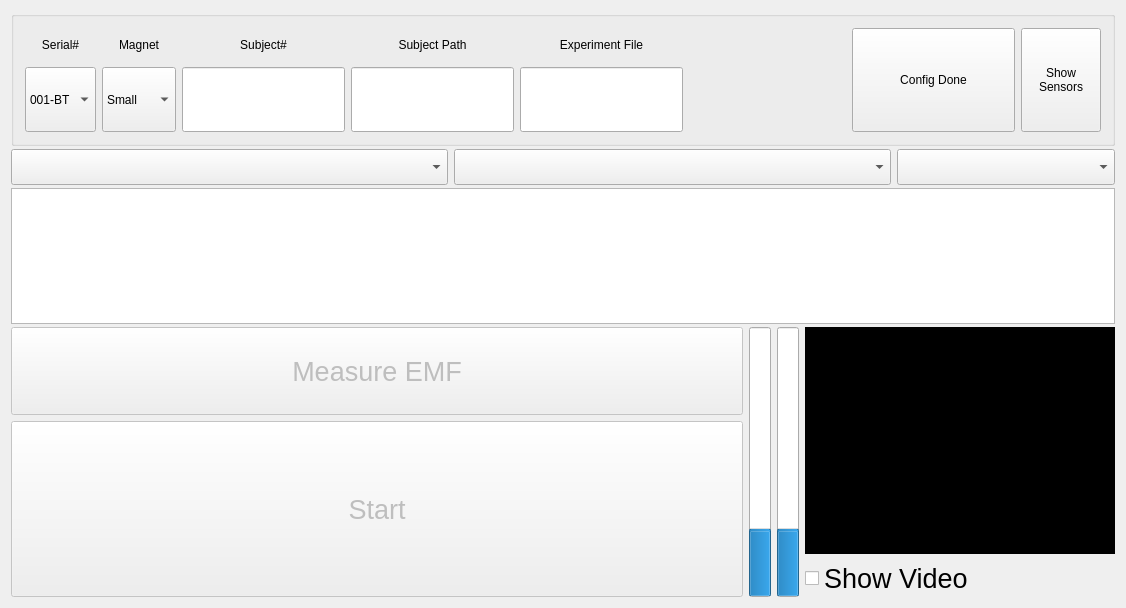
Above: tts_gui_experiment/TTS_GUI.ui from Sebnor-Doc/Collect_Data before the change. Below: the same form after it.
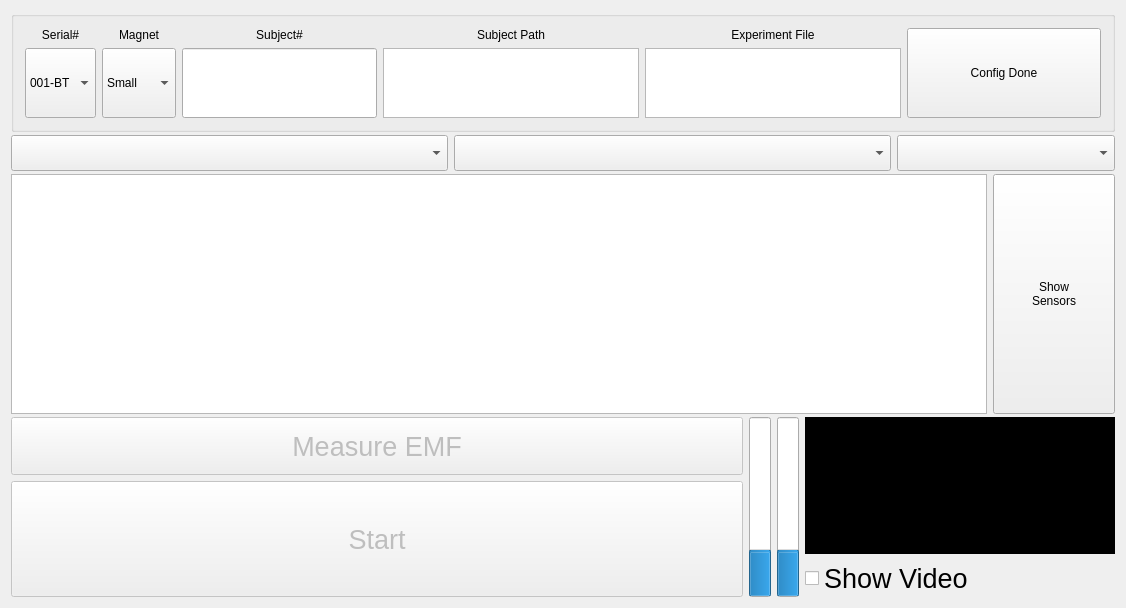
That is the form after the change.

Commit message: Changed Exp and Sub Path objects to QPlainText to support multi-line

Diff of the .ui file:
```diff
--- a/tts_gui_experiment/TTS_GUI.ui
+++ b/tts_gui_experiment/TTS_GUI.ui
@@ -14,7 +14,7 @@
    <string>Tongue Tracking System v1.0</string>
   </property>
   <widget class="QWidget" name="centralWidget">
-   <layout class="QVBoxLayout" name="verticalLayout" stretch="1,0,1,2">
+   <layout class="QVBoxLayout" name="verticalLayout" stretch="1,0,4,3">
     <property name="spacing">
      <number>3</number>
     </property>
@@ -31,7 +31,7 @@
       </property>
       <layout class="QHBoxLayout" name="horizontalLayout">
        <item>
-        <layout class="QVBoxLayout" name="serialNumLayout" stretch="1,2">
+        <layout class="QVBoxLayout" name="serialNumLayout" stretch="1,5">
          <item>
           <widget class="QLabel" name="serialNumLabel">
            <property name="text">
@@ -103,7 +103,7 @@
         </layout>
        </item>
        <item>
-        <layout class="QVBoxLayout" name="magnet_Layout" stretch="1,2">
+        <layout class="QVBoxLayout" name="magnet_Layout" stretch="1,5">
          <item>
           <widget class="QLabel" name="magnetLabel">
            <property name="text">
@@ -145,7 +145,7 @@
         </layout>
        </item>
        <item>
-        <layout class="QVBoxLayout" name="subjectLayout" stretch="1,2">
+        <layout class="QVBoxLayout" name="subjectNumLayout" stretch="1,5">
          <item>
           <widget class="QLabel" name="subNbLabel">
            <property name="text">
@@ -178,6 +178,9 @@
         <layout class="QVBoxLayout" name="subject_Layout" stretch="1,2">
          <item>
           <widget class="QLabel" name="subPathLabel">
+           <property name="frameShape">
+            <enum>QFrame::NoFrame</enum>
+           </property>
            <property name="text">
             <string>Subject Path</string>
            </property>
@@ -190,19 +193,16 @@
           </widget>
          </item>
          <item>
-          <widget class="QLineEdit" name="subPathEdit">
-           <property name="sizePolicy">
-            <sizepolicy hsizetype="Expanding" vsizetype="Preferred">
-             <horstretch>0</horstretch>
-             <verstretch>0</verstretch>
-            </sizepolicy>
+          <widget class="QPlainTextEdit" name="subPathEdit">
+           <property name="horizontalScrollBarPolicy">
+            <enum>Qt::ScrollBarAlwaysOff</enum>
            </property>
           </widget>
          </item>
         </layout>
        </item>
        <item>
-        <layout class="QVBoxLayout" name="experiment_Layout" stretch="1,2">
+        <layout class="QVBoxLayout" name="experiment_Layout" stretch="2,0">
          <item>
           <widget class="QLabel" name="expFileLabel">
            <property name="text">
@@ -217,30 +217,10 @@
           </widget>
          </item>
          <item>
-          <widget class="QLineEdit" name="expFileEdit">
-           <property name="sizePolicy">
-            <sizepolicy hsizetype="Expanding" vsizetype="Preferred">
-             <horstretch>0</horstretch>
-             <verstretch>0</verstretch>
-            </sizepolicy>
-           </property>
-          </widget>
+          <widget class="QPlainTextEdit" name="expFileEdit"/>
          </item>
         </layout>
        </item>
-       <item>
-        <spacer name="horizontalSpacer_3">
-         <property name="orientation">
-          <enum>Qt::Horizontal</enum>
-         </property>
-         <property name="sizeHint" stdset="0">
-          <size>
-           <width>40</width>
-           <height>20</height>
-          </size>
-         </property>
-        </spacer>
-       </item>
        <item>
         <widget class="QPushButton" name="configButton">
          <property name="sizePolicy">
@@ -254,29 +234,6 @@
          </property>
         </widget>
        </item>
-       <item>
-        <widget class="QPushButton" name="showMagButton">
-         <property name="sizePolicy">
-          <sizepolicy hsizetype="Minimum" vsizetype="Expanding">
-           <horstretch>0</horstretch>
-           <verstretch>0</verstretch>
-          </sizepolicy>
-         </property>
-         <property name="text">
-          <string>Show
-Sensors</string>
-         </property>
-         <property name="iconSize">
-          <size>
-           <width>16</width>
-           <height>16</height>
-          </size>
-         </property>
-         <property name="checkable">
-          <bool>true</bool>
-         </property>
-        </widget>
-       </item>
       </layout>
      </widget>
     </item>
@@ -318,15 +275,45 @@
      </layout>
     </item>
     <item>
-     <widget class="QTextBrowser" name="utteranceBrowser">
-      <property name="html">
-       <string>&lt;!DOCTYPE HTML PUBLIC &quot;-//W3C//DTD HTML 4.0//EN&quot; &quot;http://www.w3.org/TR/REC-html40/strict.dtd&quot;&gt;
+     <layout class="QHBoxLayout" name="utteranceLay" stretch="8,1">
+      <property name="spacing">
+       <number>6</number>
+      </property>
+      <item>
+       <widget class="QTextBrowser" name="utteranceBrowser">
+        <property name="html">
+         <string>&lt;!DOCTYPE HTML PUBLIC &quot;-//W3C//DTD HTML 4.0//EN&quot; &quot;http://www.w3.org/TR/REC-html40/strict.dtd&quot;&gt;
 &lt;html&gt;&lt;head&gt;&lt;meta name=&quot;qrichtext&quot; content=&quot;1&quot; /&gt;&lt;style type=&quot;text/css&quot;&gt;
 p, li { white-space: pre-wrap; }
 &lt;/style&gt;&lt;/head&gt;&lt;body style=&quot; font-family:'MS Shell Dlg 2'; font-size:8.25pt; font-weight:400; font-style:normal;&quot;&gt;
 &lt;p style=&quot;-qt-paragraph-type:empty; margin-top:0px; margin-bottom:0px; margin-left:0px; margin-right:0px; -qt-block-indent:0; text-indent:0px;&quot;&gt;&lt;br /&gt;&lt;/p&gt;&lt;/body&gt;&lt;/html&gt;</string>
-      </property>
-     </widget>
+        </property>
+       </widget>
+      </item>
+      <item>
+       <widget class="QPushButton" name="showMagButton">
+        <property name="sizePolicy">
+         <sizepolicy hsizetype="Minimum" vsizetype="Expanding">
+          <horstretch>0</horstretch>
+          <verstretch>0</verstretch>
+         </sizepolicy>
+        </property>
+        <property name="text">
+         <string>Show
+Sensors</string>
+        </property>
+        <property name="iconSize">
+         <size>
+          <width>16</width>
+          <height>16</height>
+         </size>
+        </property>
+        <property name="checkable">
+         <bool>true</bool>
+        </property>
+       </widget>
+      </item>
+     </layout>
     </item>
     <item>
      <layout class="QHBoxLayout" name="playButtonLay" stretch="2,1">
```
Left out of the diff: 8 changed lines with no effect on the pictures. The commit also changes 1 other file.
